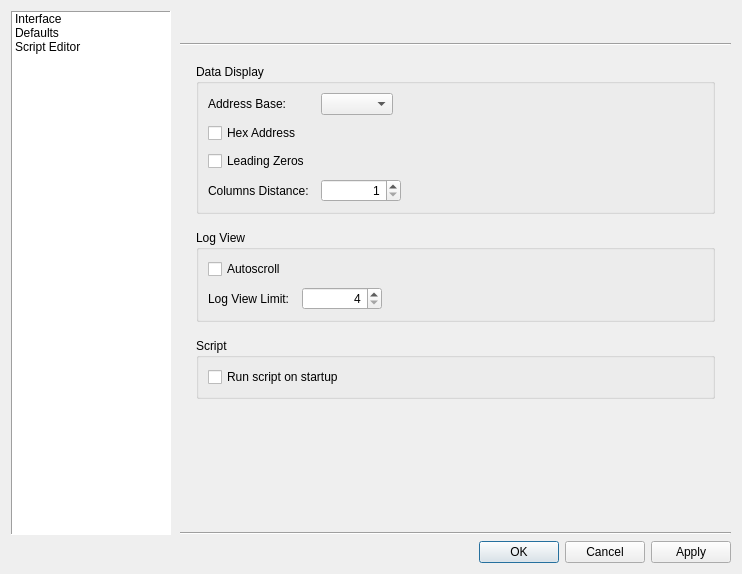
This is src/dialogs/dialogpreferences.ui in sanny32/OpenModSim as Qt 5 draws it before an edit. The edited form follows.
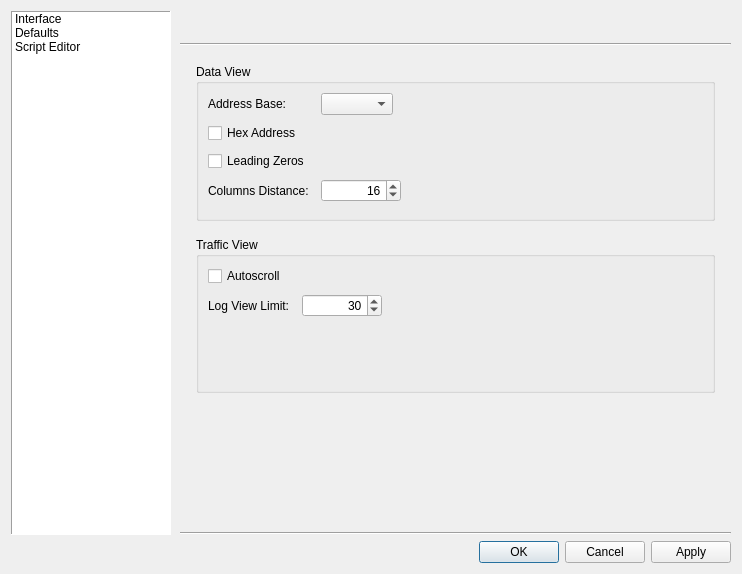
This is the edited form. The open tabs and pages were chosen to show the change. Icons and pictures are not drawn. Custom widgets are drawn as their Qt base class.

Commit message: fix: Remove run script on startup form DialogPreferences

Diff of the .ui file:
```diff
--- a/src/dialogs/dialogpreferences.ui
+++ b/src/dialogs/dialogpreferences.ui
@@ -519,7 +519,7 @@
              <item>
               <widget class="QGroupBox" name="groupBoxDataDisplay">
                <property name="title">
-                <string>Data Display</string>
+                <string>Data View</string>
                </property>
                <layout class="QFormLayout" name="formDataDisplay">
                 <property name="horizontalSpacing">
@@ -589,6 +589,9 @@
                   <property name="maximum">
                    <number>32</number>
                   </property>
+                  <property name="value">
+                   <number>16</number>
+                  </property>
                  </widget>
                 </item>
                </layout>
@@ -597,7 +600,7 @@
              <item>
               <widget class="QGroupBox" name="groupBoxLogView">
                <property name="title">
-                <string>Log View</string>
+                <string>Traffic View</string>
                </property>
                <layout class="QFormLayout" name="formLogView">
                 <property name="horizontalSpacing">
@@ -643,21 +646,8 @@
                   <property name="maximum">
                    <number>1000</number>
                   </property>
-                 </widget>
-                </item>
-               </layout>
-              </widget>
-             </item>
-             <item>
-              <widget class="QGroupBox" name="groupBoxScript">
-               <property name="title">
-                <string>Script</string>
-               </property>
-               <layout class="QVBoxLayout" name="vlScript2">
-                <item>
-                 <widget class="QCheckBox" name="checkBoxRunOnStartup">
-                  <property name="text">
-                   <string>Run script on startup</string>
+                  <property name="value">
+                   <number>30</number>
                   </property>
                  </widget>
                 </item>
```
Left out of the diff: 2 changed lines with no effect on the pictures. The commit also changes 1 other file.
